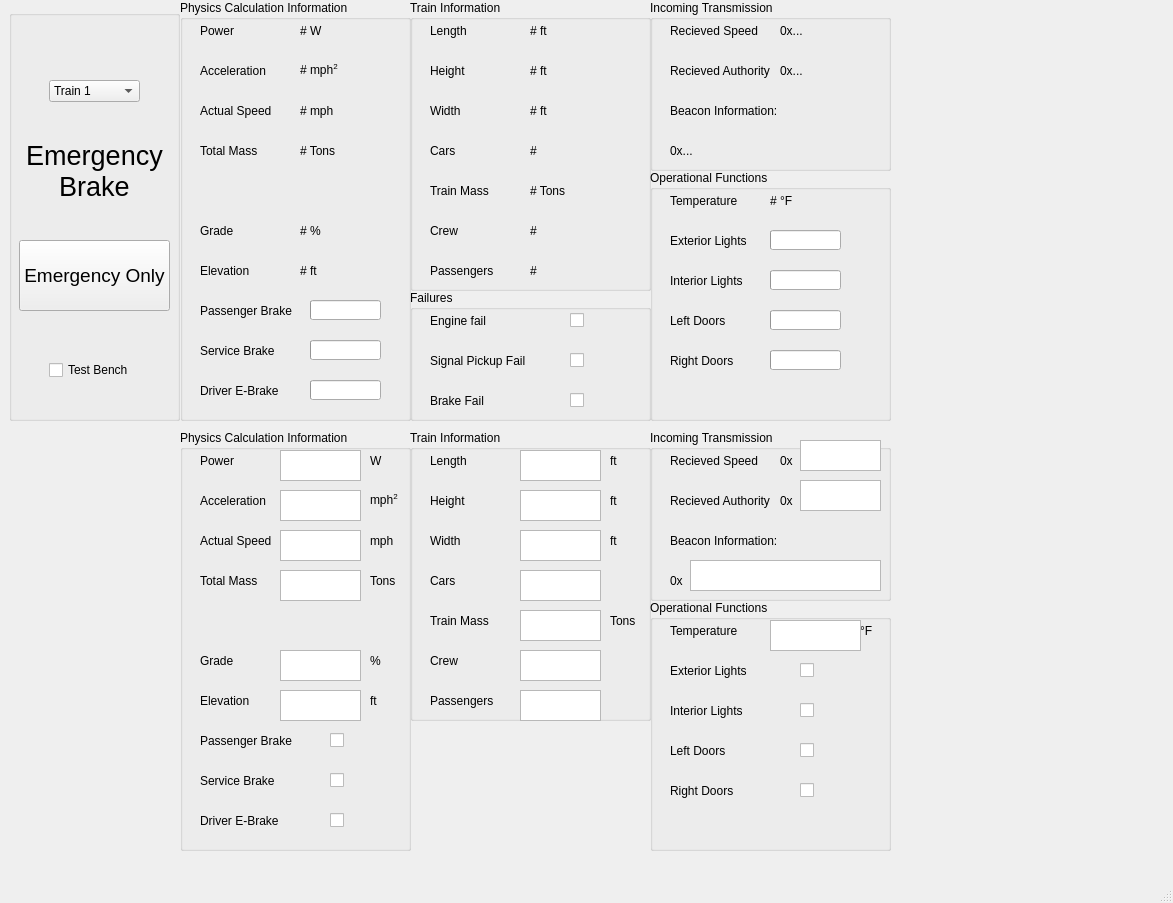
Above: Train_Model/Train_Model_UI.ui from LucasZ99/ECE1140SystemsEngineeringProject before the change. Below: the same form after it.
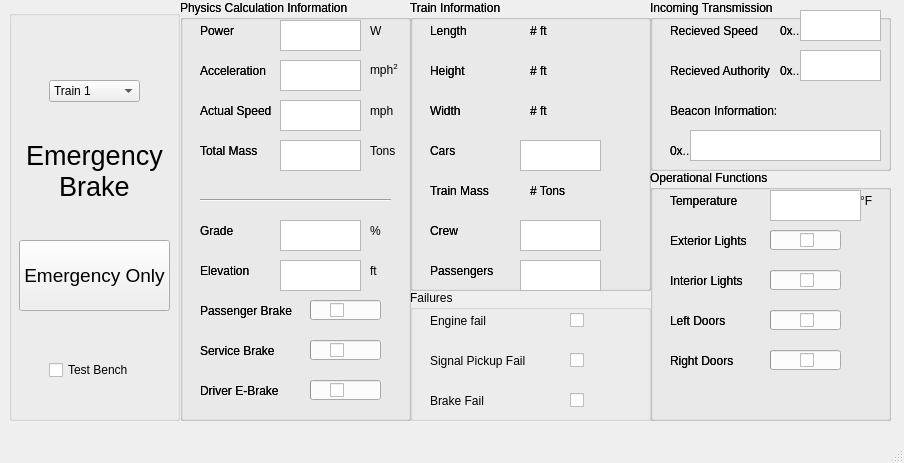
That is the form after the change. Icons and pictures are not drawn.

Commit message: train class fully implemented, started on UI implementation :)

The edit to the form file:
```diff
--- a/Train_Model/Train_Model_UI.ui
+++ b/Train_Model/Train_Model_UI.ui
@@ -9,8 +9,8 @@
    <rect>
     <x>0</x>
     <y>0</y>
-    <width>1173</width>
-    <height>903</height>
+    <width>904</width>
+    <height>463</height>
    </rect>
   </property>
   <property name="windowTitle">
@@ -32,7 +32,7 @@
     <property name="title">
      <string>Physics Calculation Information</string>
     </property>
-    <widget class="QLabel" name="dBrakeLabel_2">
+    <widget class="QLabel" name="dBrakeLabel">
      <property name="geometry">
       <rect>
        <x>20</x>
@@ -320,6 +320,22 @@
       <string>Total Mass</string>
      </property>
     </widget>
+    <widget class="Line" name="sepLine">
+     <property name="geometry">
+      <rect>
+       <x>20</x>
+       <y>190</y>
+       <width>191</width>
+       <height>20</height>
+      </rect>
+     </property>
+     <property name="frameShadow">
+      <enum>QFrame::Sunken</enum>
+     </property>
+     <property name="orientation">
+      <enum>Qt::Horizontal</enum>
+     </property>
+    </widget>
    </widget>
    <widget class="QGroupBox" name="trainGroup">
     <property name="geometry">
@@ -1046,7 +1062,7 @@
     <property name="geometry">
      <rect>
       <x>180</x>
-      <y>430</y>
+      <y>0</y>
       <width>231</width>
       <height>421</height>
      </rect>
@@ -1416,7 +1432,7 @@
     <property name="geometry">
      <rect>
       <x>410</x>
-      <y>430</y>
+      <y>0</y>
       <width>241</width>
       <height>291</height>
      </rect>
@@ -1424,38 +1440,6 @@
     <property name="title">
      <string>Train Information</string>
     </property>
-    <widget class="QLabel" name="heightValue_tb">
-     <property name="geometry">
-      <rect>
-       <x>200</x>
-       <y>50</y>
-       <width>31</width>
-       <height>41</height>
-      </rect>
-     </property>
-     <property name="frameShape">
-      <enum>QFrame::NoFrame</enum>
-     </property>
-     <property name="text">
-      <string>ft</string>
-     </property>
-    </widget>
-    <widget class="QLabel" name="widthValue_tb">
-     <property name="geometry">
-      <rect>
-       <x>200</x>
-       <y>90</y>
-       <width>31</width>
-       <height>41</height>
-      </rect>
-     </property>
-     <property name="frameShape">
-      <enum>QFrame::NoFrame</enum>
-     </property>
-     <property name="text">
-      <string>ft</string>
-     </property>
-    </widget>
     <widget class="QLabel" name="crewLabel_tb">
      <property name="geometry">
       <rect>
@@ -1472,22 +1456,6 @@
       <string>Crew</string>
      </property>
     </widget>
-    <widget class="QLabel" name="trainMassValue_tb">
-     <property name="geometry">
-      <rect>
-       <x>200</x>
-       <y>170</y>
-       <width>31</width>
-       <height>41</height>
-      </rect>
-     </property>
-     <property name="frameShape">
-      <enum>QFrame::NoFrame</enum>
-     </property>
-     <property name="text">
-      <string>Tons</string>
-     </property>
-    </widget>
     <widget class="QLabel" name="widthLabel_tb">
      <property name="geometry">
       <rect>
@@ -1536,22 +1504,6 @@
       <string>Length</string>
      </property>
     </widget>
-    <widget class="QLabel" name="lengthValue_tb">
-     <property name="geometry">
-      <rect>
-       <x>200</x>
-       <y>10</y>
-       <width>31</width>
-       <height>41</height>
-      </rect>
-     </property>
-     <property name="frameShape">
-      <enum>QFrame::NoFrame</enum>
-     </property>
-     <property name="text">
-      <string>ft</string>
-     </property>
-    </widget>
     <widget class="QLabel" name="carsLabel_tb">
      <property name="geometry">
       <rect>
@@ -1616,19 +1568,6 @@
       <string>Height</string>
      </property>
     </widget>
-    <widget class="QTextEdit" name="heightTextBox">
-     <property name="geometry">
-      <rect>
-       <x>110</x>
-       <y>60</y>
-       <width>81</width>
-       <height>31</height>
-      </rect>
-     </property>
-     <property name="layoutDirection">
-      <enum>Qt::LeftToRight</enum>
-     </property>
-    </widget>
     <widget class="QTextEdit" name="carsTextBox">
      <property name="geometry">
       <rect>
@@ -1642,45 +1581,6 @@
       <enum>Qt::LeftToRight</enum>
      </property>
     </widget>
-    <widget class="QTextEdit" name="widthTextBox">
-     <property name="geometry">
-      <rect>
-       <x>110</x>
-       <y>100</y>
-       <width>81</width>
-       <height>31</height>
-      </rect>
-     </property>
-     <property name="layoutDirection">
-      <enum>Qt::LeftToRight</enum>
-     </property>
-    </widget>
-    <widget class="QTextEdit" name="lengthTextBox">
-     <property name="geometry">
-      <rect>
-       <x>110</x>
-       <y>20</y>
-       <width>81</width>
-       <height>31</height>
-      </rect>
-     </property>
-     <property name="layoutDirection">
-      <enum>Qt::LeftToRight</enum>
-     </property>
-    </widget>
-    <widget class="QTextEdit" name="trainMassTextBox">
-     <property name="geometry">
-      <rect>
-       <x>110</x>
-       <y>180</y>
-       <width>81</width>
-       <height>31</height>
-      </rect>
-     </property>
-     <property name="layoutDirection">
-      <enum>Qt::LeftToRight</enum>
-     </property>
-    </widget>
     <widget class="QTextEdit" name="crewTextBox">
      <property name="geometry">
       <rect>
@@ -1707,12 +1607,76 @@
       <enum>Qt::LeftToRight</enum>
      </property>
     </widget>
+    <widget class="QLabel" name="widthValue_tb">
+     <property name="geometry">
+      <rect>
+       <x>120</x>
+       <y>90</y>
+       <width>101</width>
+       <height>41</height>
+      </rect>
+     </property>
+     <property name="frameShape">
+      <enum>QFrame::NoFrame</enum>
+     </property>
+     <property name="text">
+      <string># ft</string>
+     </property>
+    </widget>
+    <widget class="QLabel" name="heightValue_tb">
+     <property name="geometry">
+      <rect>
+       <x>120</x>
+       <y>50</y>
+       <width>101</width>
+       <height>41</height>
+      </rect>
+     </property>
+     <property name="frameShape">
+      <enum>QFrame::NoFrame</enum>
+     </property>
+     <property name="text">
+      <string># ft</string>
+     </property>
+    </widget>
+    <widget class="QLabel" name="trainMassValue_tb">
+     <property name="geometry">
+      <rect>
+       <x>120</x>
+       <y>170</y>
+       <width>101</width>
+       <height>41</height>
+      </rect>
+     </property>
+     <property name="frameShape">
+      <enum>QFrame::NoFrame</enum>
+     </property>
+     <property name="text">
+      <string># Tons</string>
+     </property>
+    </widget>
+    <widget class="QLabel" name="lengthValue_tb">
+     <property name="geometry">
+      <rect>
+       <x>120</x>
+       <y>10</y>
+       <width>101</width>
+       <height>41</height>
+      </rect>
+     </property>
+     <property name="frameShape">
+      <enum>QFrame::NoFrame</enum>
+     </property>
+     <property name="text">
+      <string># ft</string>
+     </property>
+    </widget>
    </widget>
    <widget class="QGroupBox" name="transGroup_tb">
     <property name="geometry">
      <rect>
       <x>650</x>
-      <y>430</y>
+      <y>0</y>
       <width>241</width>
       <height>171</height>
      </rect>
@@ -1860,7 +1824,7 @@
     <property name="geometry">
      <rect>
       <x>650</x>
-      <y>600</y>
+      <y>170</y>
       <width>241</width>
       <height>251</height>
      </rect>
```
Left out of the diff: 10 changed lines with no effect on the pictures. The commit also changes 3 other files.
